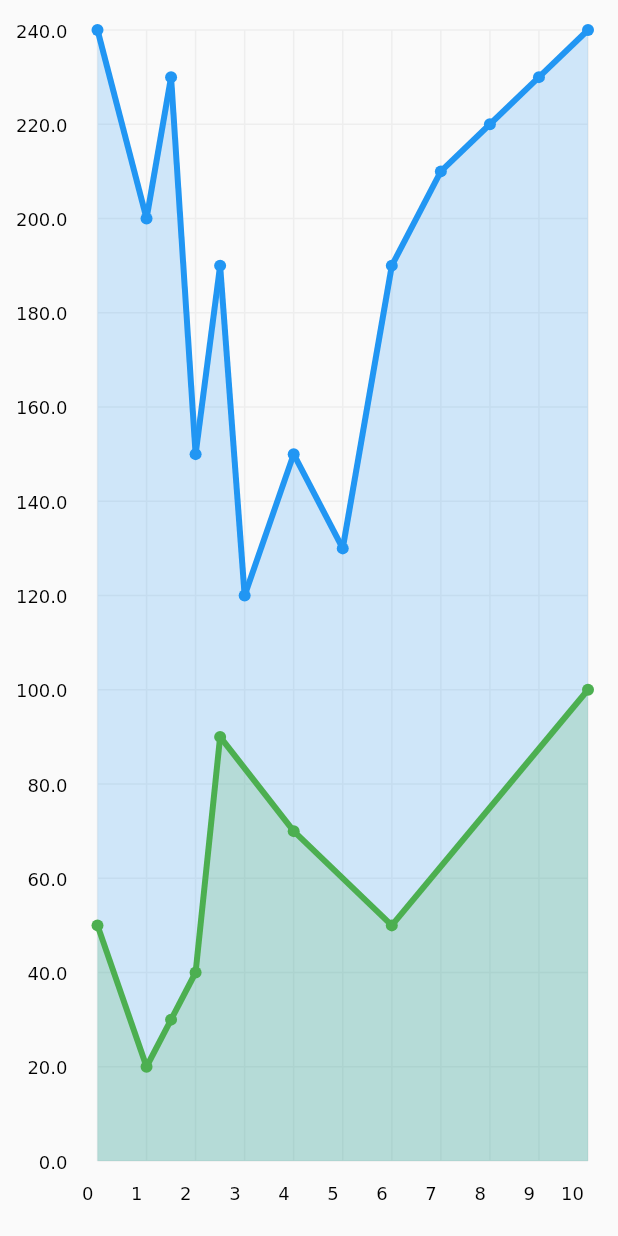
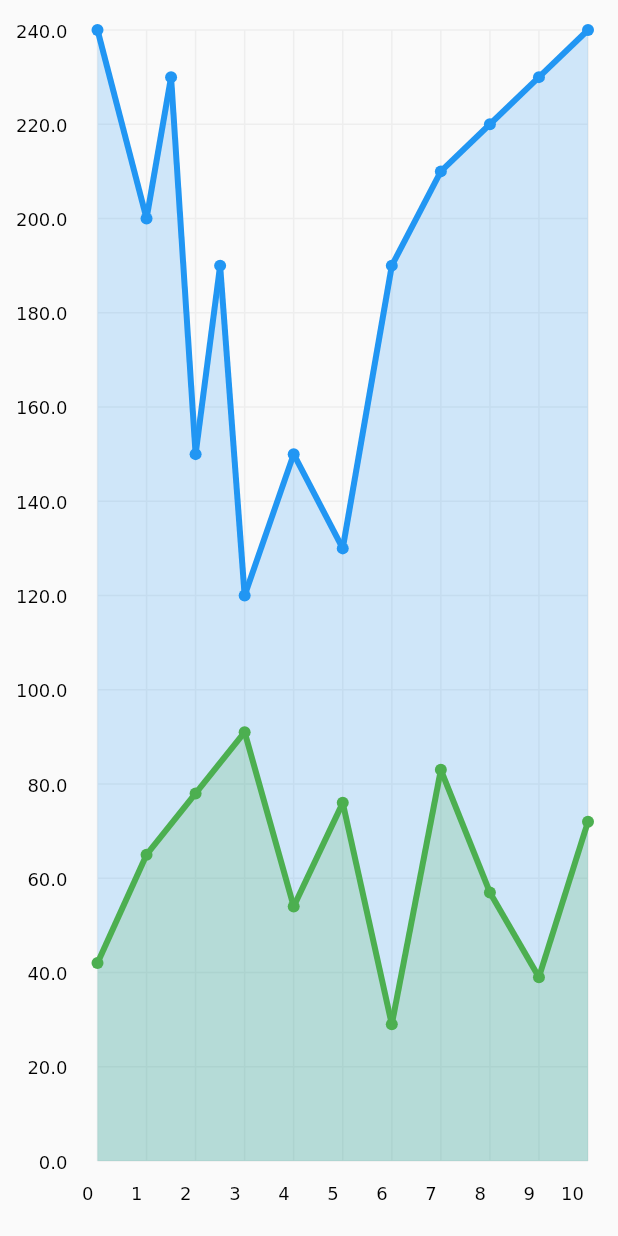
Before and after one commit to Holyblade/touch-editable-chart, a Flutter app: the screen it shows after launch, on a phone screen of 412 x 824 dp. Run offline on Flutter 3.47's test engine with Material 2 defaults, Android fonts, the phone set to English and light mode, and no system bars.

Commit message:
dev-0.6.0.5

```diff
--- a/lib/exemple.dart
+++ b/lib/exemple.dart
@@ -1,5 +1,6 @@
 import 'package:flutter/material.dart';
-import 'package:touch_editable_chart/model/coffee_model.dart';
+import 'package:touch_editable_chart/model/airtemperature_model.dart';
+import 'package:touch_editable_chart/model/coolerpower_model.dart';
 import 'package:touch_editable_chart/view/linechart_view.dart';
 
 class LineChartExample extends StatefulWidget {
@@ -10,7 +11,48 @@ class LineChartExample extends StatefulWidget {
 }
 
 class _LineChartExampleState extends State<LineChartExample> {
-  Offset convertToOffsetCoordinates(
+  final int maxValue = 240; // max y value
+  final int xLabels = 10; // max x value, each labels has 1.0 as value
+  final int yLabels = 12; // y values, in this case 240/12
+
+  List<List<Offset>> lines = [];
+
+  List<AirTemperature> air = [
+    AirTemperature(0, 240),
+    AirTemperature(1, 200),
+    AirTemperature(1.5, 230),
+    AirTemperature(2, 150),
+    AirTemperature(2.5, 190),
+    AirTemperature(3, 120),
+    AirTemperature(4, 150),
+    AirTemperature(5, 130),
+    AirTemperature(6, 190),
+    AirTemperature(7, 210),
+    AirTemperature(8, 220),
+    AirTemperature(9, 230),
+    AirTemperature(10, 240),
+  ];
+
+  List<CoolerPower> cooler = [
+    CoolerPower(0, 42),
+    CoolerPower(1, 65),
+    CoolerPower(2, 78),
+    CoolerPower(3, 91),
+    CoolerPower(4, 54),
+    CoolerPower(5, 76),
+    CoolerPower(6, 29),
+    CoolerPower(7, 83),
+    CoolerPower(8, 57),
+    CoolerPower(9, 39),
+    CoolerPower(10, 72),
+  ];
+
+  List<Color> lineColors = [
+    Colors.blue,
+    Colors.green,
+  ];
+
+  Offset _convertToOffsetCoordinates(
       Offset cartesianPoint, Size size, int xLabels, int maxValue) {
     final double xStep = size.width / xLabels;
     final double yStep = size.height / maxValue;
@@ -19,53 +61,12 @@ class _LineChartExampleState extends State<LineChartExample> {
     return Offset(x, y);
   }
 
-  List<List<CoffeeModel>> coffee = [
-    [
-      CoffeeModel(minute: 0, temperature: 240),
-      CoffeeModel(minute: 1, temperature: 200),
-      CoffeeModel(minute: 1.5, temperature: 230),
-      CoffeeModel(minute: 2, temperature: 150),
-      CoffeeModel(minute: 2.5, temperature: 190),
-      CoffeeModel(minute: 3, temperature: 120),
-      CoffeeModel(minute: 4, temperature: 150),
-      CoffeeModel(minute: 5, temperature: 130),
-      CoffeeModel(minute: 6, temperature: 190),
-      CoffeeModel(minute: 7, temperature: 210),
-      CoffeeModel(minute: 8, temperature: 220),
-      CoffeeModel(minute: 9, temperature: 230),
-      CoffeeModel(minute: 10, temperature: 240),
-    ],
-    [
-      CoffeeModel(minute: 0, temperature: 50),
-      CoffeeModel(minute: 1, temperature: 20),
-      CoffeeModel(minute: 1.5, temperature: 30),
-      CoffeeModel(minute: 2, temperature: 40),
-      CoffeeModel(minute: 2.5, temperature: 90),
-      CoffeeModel(minute: 4, temperature: 70),
-      CoffeeModel(minute: 6, temperature: 50),
-      CoffeeModel(minute: 10, temperature: 100),
-    ],
-  ];
-
-  List<Color> lineColors = [
-    Colors.blue,
-    Colors.green,
-  ];
-
-  final int maxValue = 240;
-  final int xLabels = 10;
-  final int yLabels = 12;
-
-  @override
-  Widget build(BuildContext context) {
-    List<List<Offset>> lines = [];
-
-    for (List<CoffeeModel> coffeeList in coffee) {
-      List<Offset> line = [];
-
-      for (CoffeeModel coffee in coffeeList) {
-        Offset offset = convertToOffsetCoordinates(
-          Offset(coffee.minute, coffee.temperature),
+  void _dataLoad(BuildContext context, List<AirTemperature> airTemperature,
+      List<CoolerPower> coolerPower) {
+    List<Offset> data = [];
+    for (AirTemperature air in airTemperature) {
+      Offset offset = _convertToOffsetCoordinates(
+        Offset(air.minute, air.temperature),
         Size(
             MediaQuery.of(context).size.width -
                 85, // remnova os padding da esquerda e direita
@@ -74,12 +75,29 @@ class _LineChartExampleState extends State<LineChartExample> {
         xLabels,
         maxValue,
       );
-
-        line.add(offset);
+      data.add(offset);
+    }
+    lines.add(data);
+    data = [];
+    for (CoolerPower cooler in coolerPower) {
+      Offset offset = _convertToOffsetCoordinates(
+        Offset(cooler.minute, cooler.power),
+        Size(
+            MediaQuery.of(context).size.width -
+                85, // remnova os padding da esquerda e direita
+            MediaQuery.of(context).size.height -
+                70), // remova os padding do top e bottom
+        xLabels,
+        maxValue,
+      );
+      data.add(offset);
+    }
+    lines.add(data);
   }
 
-      lines.add(line);
-    }
+  @override
+  Widget build(BuildContext context) {
+    _dataLoad(context, air, cooler);
     return MaterialApp(
       debugShowCheckedModeBanner: false,
       home: Scaffold(
--- /dev/null
+++ b/lib/model/airtemperature_model.dart
@@ -0,0 +1,6 @@
+class AirTemperature {
+  double minute;
+  double temperature;
+
+  AirTemperature(this.minute, this.temperature);
+}
--- a/lib/model/coffee_model.dart
+++ /dev/null
@@ -1,9 +0,0 @@
-class CoffeeModel {
-  final double minute;
-  final double temperature;
-
-  CoffeeModel({
-    required this.minute,
-    required this.temperature,
-  });
-}
--- /dev/null
+++ b/lib/model/coolerpower_model.dart
@@ -0,0 +1,6 @@
+class CoolerPower {
+  double minute;
+  double power;
+
+  CoolerPower(this.minute, this.power);
+}
```
Lines whose indentation alone changed are shown as unchanged.
